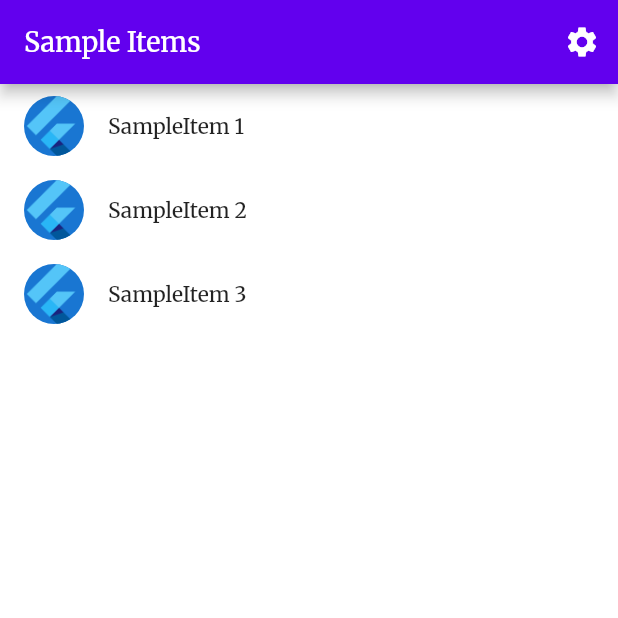
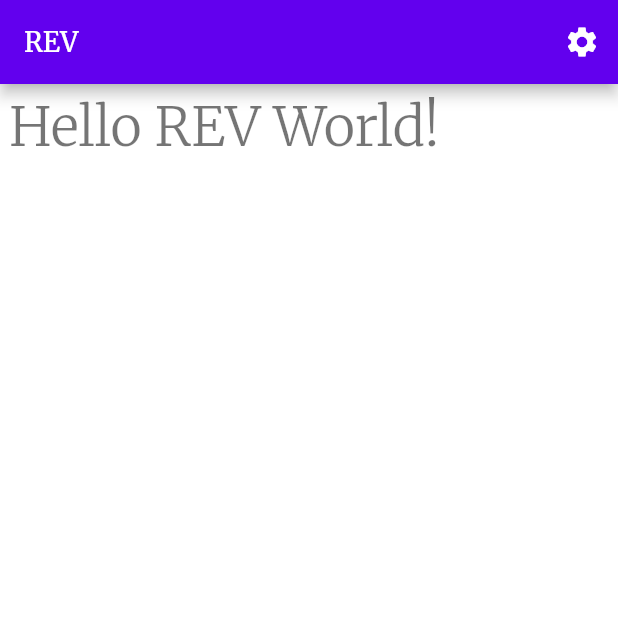
Before and after one commit to Grillbrick-Studios/rev_flutter, a Flutter app: the screen it shows after launch, on a phone screen of 412 x 824 dp, the top half of it. Run offline on Flutter 3.47's test engine with Material 2 defaults, Android fonts, the light colour scheme and no system bars; our stand-ins replace google_fonts, shared_preferences; generated files the repository leaves out were written again.

Commit message:
simplified the demo page.

```diff
--- a/lib/src/app.dart
+++ b/lib/src/app.dart
@@ -2,10 +2,46 @@ import 'package:flutter/material.dart';
 import 'package:flutter_gen/gen_l10n/app_localizations.dart';
 import 'package:flutter_localizations/flutter_localizations.dart';
 
-import 'sample_feature/sample_item_details_view.dart';
-import 'sample_feature/sample_item_list_view.dart';
 import 'settings/settings_controller.dart';
 import 'settings/settings_view.dart';
+
+/// A simple Widget that presents a hello world screen.
+class HelloWorld extends StatelessWidget {
+  const HelloWorld({Key? key}) : super(key: key);
+
+  static const routeName = '/';
+
+  @override
+  Widget build(BuildContext context) {
+    return Scaffold(
+      appBar: AppBar(
+        title: const Text('REV'),
+        actions: [
+          IconButton(
+            icon: const Icon(Icons.settings),
+            onPressed: () {
+              // Navigate to the settings page. If the user leaves and returns
+              // to the app after it has been killed while running in the
+              // background, the navigation stack is restored.
+              Navigator.restorablePushNamed(context, SettingsView.routeName);
+            },
+          ),
+        ],
+      ),
+      body: Container(
+        margin: const EdgeInsets.all(6),
+        child: Column(
+          children: [
+            Text(
+              'Hello REV World!',
+              style: Theme.of(context).textTheme.headline1,
+            ),
+          ],
+        ),
+      ),
+    );
+  }
+}
 
 /// The Widget that configures your application.
 class MyApp extends StatelessWidget {
@@ -100,11 +136,9 @@ class MyApp extends StatelessWidget {
                 switch (routeSettings.name) {
                   case SettingsView.routeName:
                     return SettingsView(controller: settingsController);
-                  case SampleItemDetailsView.routeName:
-                    return const SampleItemDetailsView();
-                  case SampleItemListView.routeName:
+                  case HelloWorld.routeName:
                   default:
-                    return const SampleItemListView();
+                    return const HelloWorld();
                 }
               },
             );
--- a/lib/src/sample_feature/sample_item.dart
+++ /dev/null
@@ -1,6 +0,0 @@
-/// A placeholder class that represents an entity or model.
-class SampleItem {
-  const SampleItem(this.id);
-
-  final int id;
-}
--- a/lib/src/sample_feature/sample_item_list_view.dart
+++ /dev/null
@@ -1,73 +0,0 @@
-import 'package:flutter/material.dart';
-
-import '../settings/settings_view.dart';
-import 'sample_item.dart';
-import 'sample_item_details_view.dart';
-
-/// Displays a list of SampleItems.
-class SampleItemListView extends StatelessWidget {
-  const SampleItemListView({
-    Key? key,
-    this.items = const [SampleItem(1), SampleItem(2), SampleItem(3)],
-  }) : super(key: key);
-
-  static const routeName = '/';
-
-  final List<SampleItem> items;
-
-  @override
-  Widget build(BuildContext context) {
-    return Scaffold(
-      appBar: AppBar(
-        title: const Text('Sample Items'),
-        actions: [
-          IconButton(
-            icon: const Icon(Icons.settings),
-            onPressed: () {
-              // Navigate to the settings page. If the user leaves and returns
-              // to the app after it has been killed while running in the
-              // background, the navigation stack is restored.
-              Navigator.restorablePushNamed(context, SettingsView.routeName);
-            },
-          ),
-        ],
-      ),
-
-      // To work with lists that may contain a large number of items, it’s best
-      // to use the ListView.builder constructor.
-      //
-      // In contrast to the default ListView constructor, which requires
-      // building all Widgets up front, the ListView.builder constructor lazily
-      // builds Widgets as they’re scrolled into view.
-      body: ListView.builder(
-        // Providing a restorationId allows the ListView to restore the
-        // scroll position when a user leaves and returns to the app after it
-        // has been killed while running in the background.
-        restorationId: 'sampleItemListView',
-        itemCount: items.length,
-        itemBuilder: (BuildContext context, int index) {
-          final item = items[index];
-
-          return ListTile(
-              title: Text(
-                'SampleItem ${item.id}',
-                style: Theme.of(context).textTheme.bodyText1,
-              ),
-              leading: const CircleAvatar(
-                // Display the Flutter Logo image asset.
-                foregroundImage: AssetImage('assets/images/flutter_logo.png'),
-              ),
-              onTap: () {
-                // Navigate to the details page. If the user leaves and returns to
-                // the app after it has been killed while running in the
-                // background, the navigation stack is restored.
-                Navigator.restorablePushNamed(
-                  context,
-                  SampleItemDetailsView.routeName,
-                );
-              });
-        },
-      ),
-    );
-  }
-}
```
Also changed, not shown: lib/src/sample_feature/sample_item_details_view.dart (deleted, +0 -20 lines), 1 other file.
